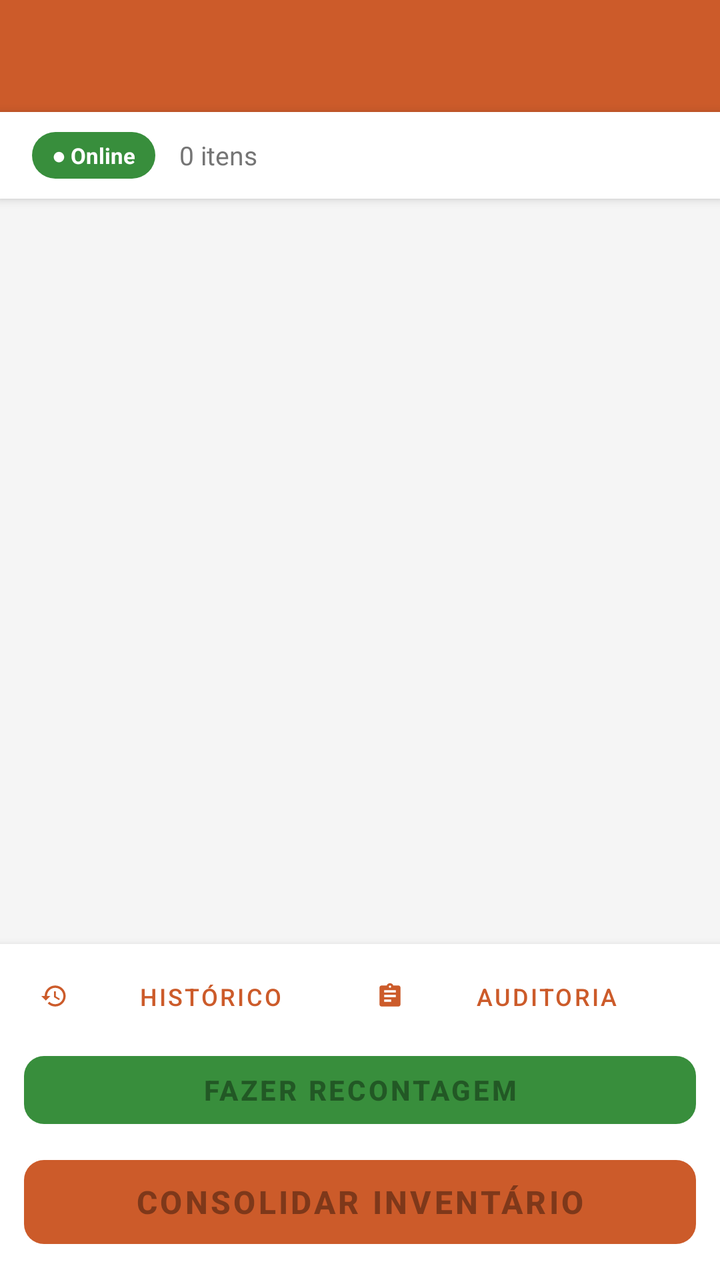
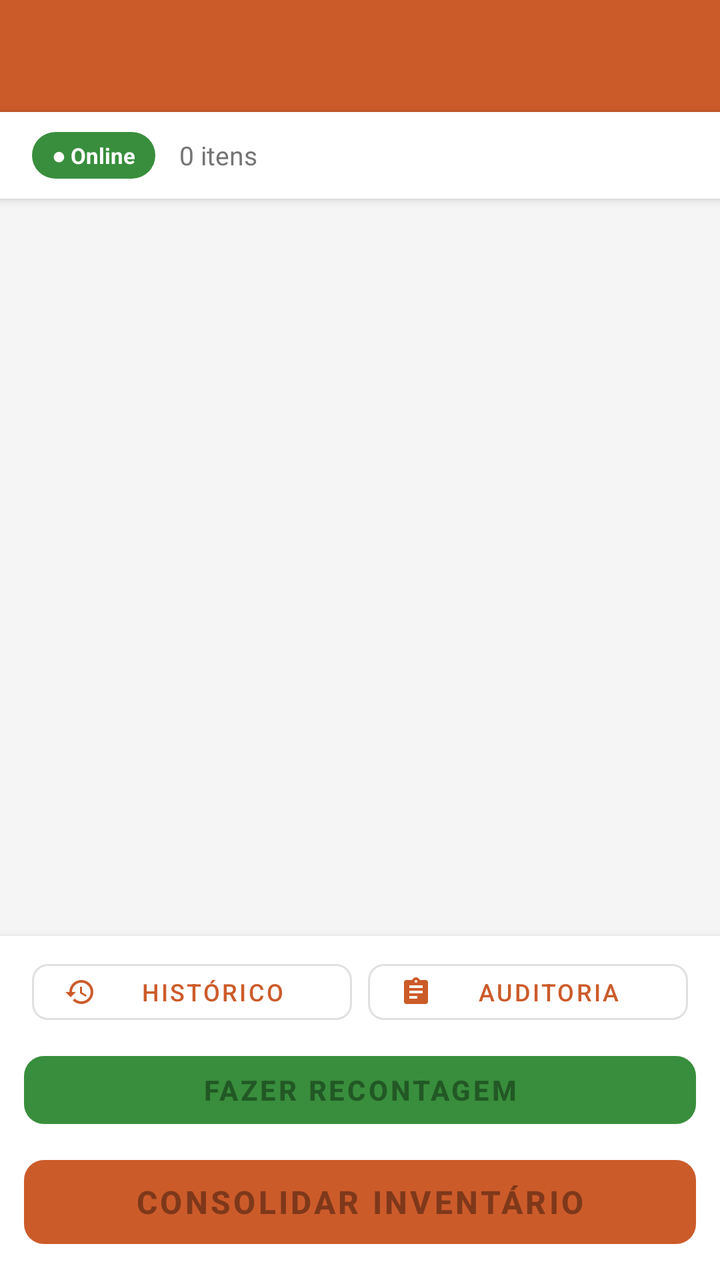

Two renders of the same Android screen: before a commit and after it. Below are the layout's source before the change and the commit's diff.
<!-- AndroidManifest.xml: application theme Theme.Inventario.NoBar -->
<!-- res/layout/activity_relatorio.xml -->
<?xml version="1.0" encoding="utf-8"?>
<LinearLayout xmlns:android="http://schemas.android.com/apk/res/android"
    xmlns:app="http://schemas.android.com/apk/res-auto"
    android:layout_width="match_parent"
    android:layout_height="match_parent"
    android:orientation="vertical"
    android:background="@color/screenBackground"
    android:fitsSystemWindows="true">

    <androidx.appcompat.widget.Toolbar
        android:id="@+id/toolbar"
        android:layout_width="match_parent"
        android:layout_height="wrap_content"
        android:minHeight="?attr/actionBarSize"
        android:background="?attr/colorPrimary"
        android:theme="@style/ThemeOverlay.AppCompat.Dark.ActionBar"
        app:popupTheme="@style/ThemeOverlay.AppCompat.Light" />

    
    <LinearLayout
        android:layout_width="match_parent"
        android:layout_height="wrap_content"
        android:orientation="horizontal"
        android:background="@color/cardBackground"
        android:paddingHorizontal="16dp"
        android:paddingVertical="10dp"
        android:gravity="center_vertical"
        android:elevation="3dp">

        <TextView
            android:id="@+id/tvOnlinePill"
            android:layout_width="wrap_content"
            android:layout_height="wrap_content"
            android:text="● Online"
            android:textSize="11sp"
            android:textColor="#FFFFFF"
            android:textStyle="bold"
            android:paddingHorizontal="10dp"
            android:paddingVertical="4dp"
            android:background="@drawable/bg_pill" />

        <TextView
            android:id="@+id/tvTotal"
            android:layout_width="0dp"
            android:layout_height="wrap_content"
            android:layout_weight="1"
            android:layout_marginStart="12dp"
            android:text="0 itens"
            android:textSize="13sp"
            android:textColor="@color/textSecondary" />

        <ProgressBar
            android:id="@+id/progressBar"
            style="?android:attr/progressBarStyleSmall"
            android:layout_width="20dp"
            android:layout_height="20dp"
            android:visibility="gone" />

    </LinearLayout>

    
    <TextView
        android:id="@+id/tvDicaSwipe"
        android:layout_width="match_parent"
        android:layout_height="wrap_content"
        android:text="← Deslize para excluir   ·   Toque para editar"
        android:textSize="11sp"
        android:textColor="@color/textSecondary"
        android:gravity="center"
        android:paddingVertical="4dp"
        android:visibility="gone" />

    
    <androidx.recyclerview.widget.RecyclerView
        android:id="@+id/recycler"
        android:layout_width="match_parent"
        android:layout_height="0dp"
        android:layout_weight="1"
        android:paddingTop="4dp"
        android:paddingBottom="4dp"
        android:clipToPadding="false" />

    
    <TextView
        android:id="@+id/tvAvisoNaoContados"
        android:layout_width="match_parent"
        android:layout_height="wrap_content"
        android:layout_marginHorizontal="12dp"
        android:layout_marginTop="8dp"
        android:background="#FFB71C1C"
        android:textColor="#FFFFFF"
        android:textStyle="bold"
        android:textSize="12sp"
        android:paddingHorizontal="12dp"
        android:paddingVertical="8dp"
        android:visibility="gone" />

    
    <LinearLayout
        android:layout_width="match_parent"
        android:layout_height="wrap_content"
        android:orientation="vertical"
        android:background="@color/cardBackground"
        android:elevation="6dp"
        android:paddingHorizontal="12dp"
        android:paddingTop="8dp"
        android:paddingBottom="12dp">

        
        <LinearLayout
            android:layout_width="match_parent"
            android:layout_height="wrap_content"
            android:orientation="horizontal">

            <com.google.android.material.button.MaterialButton
                android:id="@+id/btnHistorico"
                style="@style/Widget.MaterialComponents.Button.TextButton"
                android:layout_width="0dp"
                android:layout_height="36dp"
                android:layout_weight="1"
                android:text="Histórico"
                android:textSize="12sp"
                app:icon="@drawable/ic_history"
                app:iconSize="14dp"
                app:cornerRadius="8dp" />

            <com.google.android.material.button.MaterialButton
                android:id="@+id/btnAuditoria"
                style="@style/Widget.MaterialComponents.Button.TextButton"
                android:layout_width="0dp"
                android:layout_height="36dp"
                android:layout_weight="1"
                android:text="Auditoria"
                android:textSize="12sp"
                app:icon="@drawable/ic_report"
                app:iconSize="14dp"
                app:cornerRadius="8dp" />

        </LinearLayout>

        
        <com.google.android.material.button.MaterialButton
            android:id="@+id/btnSincronizar"
            style="@style/Widget.MaterialComponents.Button.OutlinedButton"
            android:layout_width="match_parent"
            android:layout_height="42dp"
            android:layout_marginTop="4dp"
            android:text="↑ Sincronizar scans pendentes"
            android:textSize="13sp"
            android:visibility="gone"
            app:strokeColor="@color/colorPrimary"
            app:cornerRadius="8dp" />

        
        <com.google.android.material.button.MaterialButton
            android:id="@+id/btnRecontagem"
            android:layout_width="match_parent"
            android:layout_height="46dp"
            android:layout_marginTop="6dp"
            android:text="Fazer Recontagem"
            android:textSize="14sp"
            android:textStyle="bold"
            android:enabled="false"
            app:cornerRadius="10dp"
            app:backgroundTint="#FF388E3C" />

        
        <TextView
            android:id="@+id/tvAvisoBloqueio"
            android:layout_width="match_parent"
            android:layout_height="wrap_content"
            android:layout_marginTop="10dp"
            android:background="#FFFF8F00"
            android:textColor="#FFFFFF"
            android:textStyle="bold"
            android:textSize="12sp"
            android:paddingHorizontal="12dp"
            android:paddingVertical="8dp"
            android:visibility="gone" />

        
        <com.google.android.material.button.MaterialButton
            android:id="@+id/btnConsolidar"
            android:layout_width="match_parent"
            android:layout_height="54dp"
            android:layout_marginTop="6dp"
            android:text="Consolidar Inventário"
            android:textSize="16sp"
            android:textStyle="bold"
            android:enabled="false"
            app:cornerRadius="10dp"
            app:backgroundTint="@color/colorPrimary" />

    </LinearLayout>

</LinearLayout>
<!-- resources referenced by this layout -->
<resources>
  <color name="cardBackground">#FFFFFF</color>
  <color name="colorPrimary">#CC5B2A</color>
  <color name="screenBackground">#F5F5F5</color>
  <color name="textSecondary">#757575</color>
  <!-- drawable bg_pill (drawable) -->
  <?xml version="1.0" encoding="utf-8"?>
  <shape xmlns:android="http://schemas.android.com/apk/res/android"
      android:shape="rectangle">
      <solid android:color="#FF388E3C" />
      <corners android:radius="20dp" />
  </shape>
  <!-- drawable ic_history (drawable) -->
  <?xml version="1.0" encoding="utf-8"?>
  <vector xmlns:android="http://schemas.android.com/apk/res/android"
      android:width="24dp"
      android:height="24dp"
      android:viewportWidth="24"
      android:viewportHeight="24">
      <path
          android:fillColor="@color/colorPrimary"
          android:pathData="M13,3C8.03,3 4,7.03 4,12H1l3.89,3.89 0.07,0.14L9,12H6c0,-3.87 3.13,-7 7,-7s7,3.13 7,7 -3.13,7 -7,7c-1.93,0 -3.68,-0.79 -4.94,-2.06l-1.42,1.42C8.27,19.99 10.51,21 13,21c4.97,0 9,-4.03 9,-9s-4.03,-9 -9,-9zM12,8v5l4.28,2.54 0.72,-1.21 -3.5,-2.08V8H12z" />
  </vector>
  <!-- drawable ic_report (drawable) -->
  <?xml version="1.0" encoding="utf-8"?>
  <vector xmlns:android="http://schemas.android.com/apk/res/android"
      android:width="32dp"
      android:height="32dp"
      android:viewportWidth="24"
      android:viewportHeight="24">
      <path
          android:fillColor="#FFFFFF"
          android:pathData="M19,3H14.82C14.4,1.84 13.3,1 12,1C10.7,1 9.6,1.84 9.18,3H5A2,2 0 0,0 3,5V19A2,2 0 0,0 5,21H19A2,2 0 0,0 21,19V5A2,2 0 0,0 19,3ZM12,3A1,1 0 0,1 13,4A1,1 0 0,1 12,5A1,1 0 0,1 11,4A1,1 0 0,1 12,3ZM7,7H17V9H7V7ZM7,11H17V13H7V11ZM7,15H13V17H7V15Z" />
  </vector>
  <style name="Theme.Inventario.NoBar" parent="Theme.MaterialComponents.DayNight.NoActionBar">
          <item name="colorPrimary">@color/colorPrimary</item>
          <item name="colorPrimaryVariant">@color/colorPrimaryDark</item>
          <item name="colorOnPrimary">#FFFFFF</item>
          <item name="colorSecondary">@color/colorAccent</item>
          <item name="colorOnSecondary">#FFFFFF</item>
          <item name="android:windowBackground">@color/screenBackground</item>
          <item name="android:statusBarColor">@color/colorPrimaryDark</item>
      </style>
  <color name="colorPrimaryDark">#A04520</color>
  <color name="colorAccent">#E07040</color>
</resources>

<!-- the commit's change to res/layout/activity_relatorio.xml (unified diff, before → after) -->
@@ -67,7 +67,9 @@
         android:textSize="11sp"
         android:textColor="@color/textSecondary"
         android:gravity="center"
-        android:paddingVertical="4dp"
+        android:paddingVertical="5dp"
+        android:paddingHorizontal="16dp"
+        android:background="@color/cardBackground"
         android:visibility="gone" />
 
     
@@ -110,30 +112,35 @@
         <LinearLayout
             android:layout_width="match_parent"
             android:layout_height="wrap_content"
-            android:orientation="horizontal">
+            android:orientation="horizontal"
+            android:paddingHorizontal="4dp">
 
             <com.google.android.material.button.MaterialButton
                 android:id="@+id/btnHistorico"
-                style="@style/Widget.MaterialComponents.Button.TextButton"
+                style="@style/Widget.MaterialComponents.Button.OutlinedButton"
                 android:layout_width="0dp"
-                android:layout_height="36dp"
+                android:layout_height="40dp"
                 android:layout_weight="1"
+                android:layout_marginEnd="4dp"
                 android:text="Histórico"
                 android:textSize="12sp"
                 app:icon="@drawable/ic_history"
-                app:iconSize="14dp"
+                app:iconSize="16dp"
+                app:strokeColor="@color/dividerColor"
                 app:cornerRadius="8dp" />
 
             <com.google.android.material.button.MaterialButton
                 android:id="@+id/btnAuditoria"
-                style="@style/Widget.MaterialComponents.Button.TextButton"
+                style="@style/Widget.MaterialComponents.Button.OutlinedButton"
                 android:layout_width="0dp"
-                android:layout_height="36dp"
+                android:layout_height="40dp"
                 android:layout_weight="1"
+                android:layout_marginStart="4dp"
                 android:text="Auditoria"
                 android:textSize="12sp"
                 app:icon="@drawable/ic_report"
-                app:iconSize="14dp"
+                app:iconSize="16dp"
+                app:strokeColor="@color/dividerColor"
                 app:cornerRadius="8dp" />
 
         </LinearLayout>
@@ -144,7 +151,7 @@
             style="@style/Widget.MaterialComponents.Button.OutlinedButton"
             android:layout_width="match_parent"
             android:layout_height="42dp"
-            android:layout_marginTop="4dp"
+            android:layout_marginTop="6dp"
             android:text="↑ Sincronizar scans pendentes"
             android:textSize="13sp"
             android:visibility="gone"
<!-- resource entries referenced after the edit -->
@@ -2,6 +2,7 @@
 <resources>
   <color name="cardBackground">#FFFFFF</color>
   <color name="colorPrimary">#CC5B2A</color>
+  <color name="dividerColor">#E0E0E0</color>
   <color name="screenBackground">#F5F5F5</color>
   <color name="textSecondary">#757575</color>
   <!-- drawable bg_pill (drawable) -->
